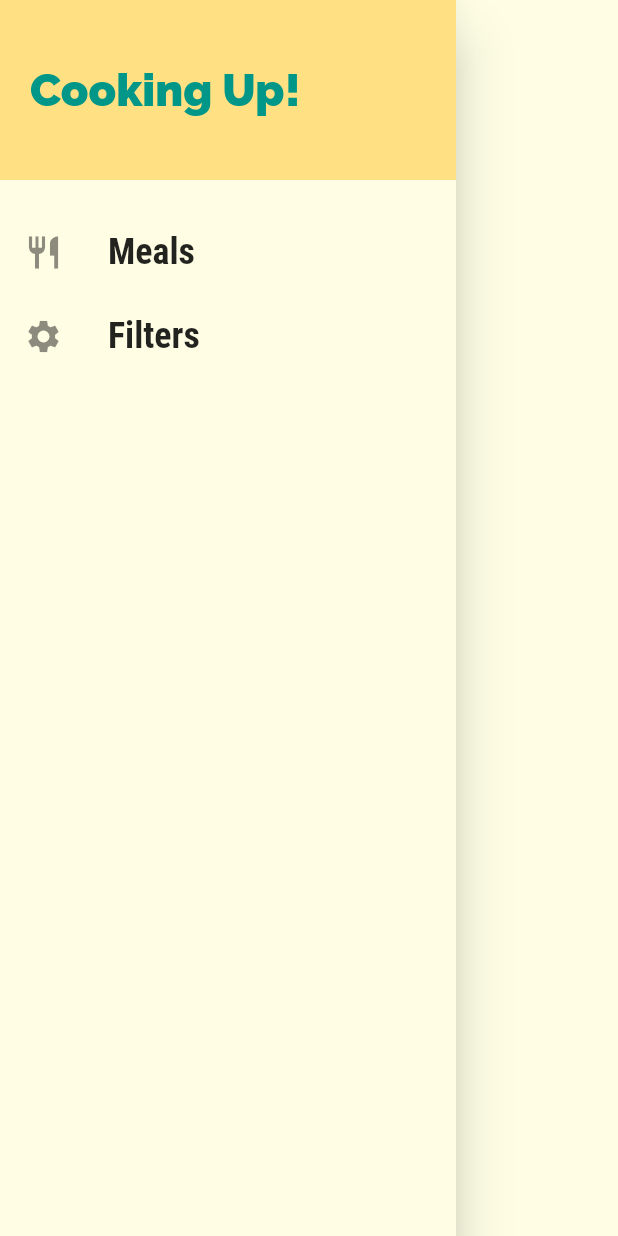
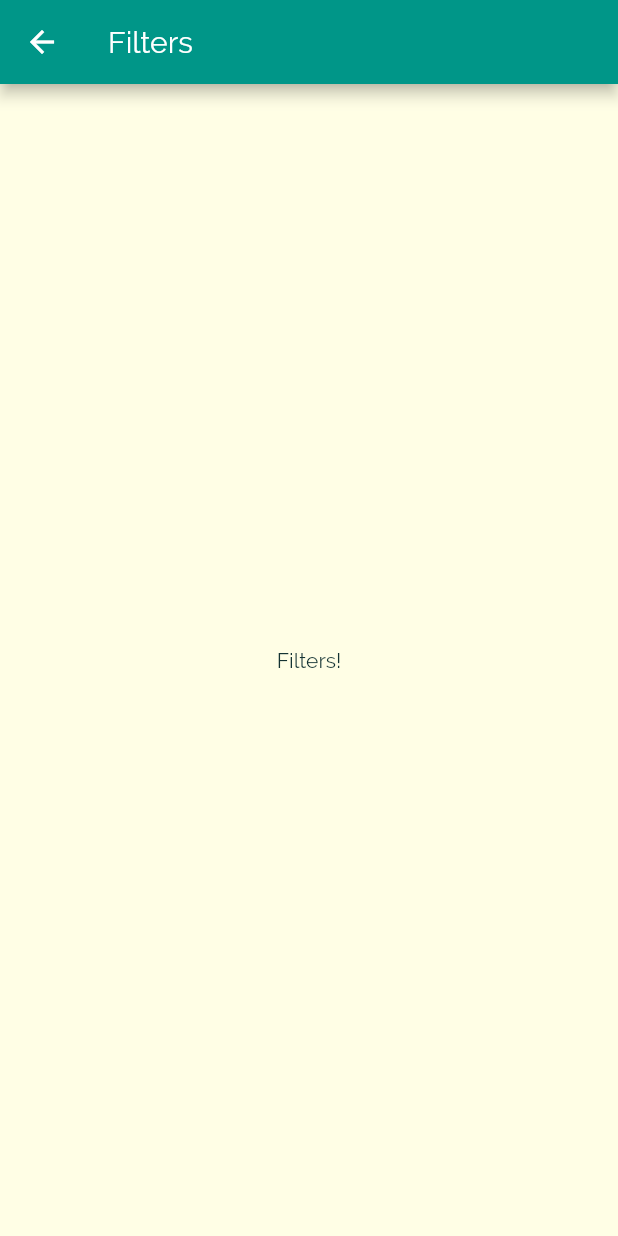
Before and after one commit to MatthieuNadeau96/Flutter_meals_app, a Flutter app: the MainDrawer widget shown alone on an empty page, opened directly, after a tap on "Filters", on a phone screen of 412 x 824 dp. Run offline on Flutter 3.47's test engine with Material 2 defaults, Android fonts, the phone set to English and light mode, and no system bars.

Commit message:
Adding Links to the Drawer

```diff
--- a/lib/main.dart
+++ b/lib/main.dart
@@ -4,6 +4,7 @@ import './screens/meal_detail_screen.dart';
 import './screens/categories_screen.dart';
 import './screens/category_meals_screen.dart';
 import './screens/tabs_screen.dart';
+import './screens/filters_screen.dart';
 
 void main() => runApp(MyApp());
 
@@ -38,6 +39,7 @@ class MyApp extends StatelessWidget {
         '/': (ctx) => TabsScreen(),
         CategoryMealsScreen.routeName: (ctx) => CategoryMealsScreen(),
         MealDetailScreen.routeName: (ctx) => MealDetailScreen(),
+        FilterScreen.routeName: (ctx) => FilterScreen(),
       },
       onGenerateRoute: (settings) {
         print(settings.arguments);
--- /dev/null
+++ b/lib/screens/filters_screen.dart
@@ -0,0 +1,15 @@
+import 'package:flutter/material.dart';
+
+class FilterScreen extends StatelessWidget {
+  static const routeName = 'filters';
+
+  @override
+  Widget build(BuildContext context) {
+    return Scaffold(
+      appBar: AppBar(title: Text('Filters')),
+      body: Center(
+        child: Text('Filters!'),
+      ),
+    );
+  }
+}
--- a/lib/widgets/main_drawer.dart
+++ b/lib/widgets/main_drawer.dart
@@ -1,7 +1,9 @@
 import 'package:flutter/material.dart';
 
+import '../screens/filters_screen.dart';
+
 class MainDrawer extends StatelessWidget {
-  Widget buildListTile(String title, IconData icon) {
+  Widget buildListTile(String title, IconData icon, Function tapHandler) {
     return ListTile(
       leading: Icon(
         icon,
@@ -15,9 +17,7 @@ class MainDrawer extends StatelessWidget {
           fontWeight: FontWeight.bold,
         ),
       ),
-      onTap: () {
-        //...
-      },
+      onTap: tapHandler,
     );
   }
 
@@ -47,10 +47,16 @@ class MainDrawer extends StatelessWidget {
           buildListTile(
             'Meals',
             Icons.restaurant,
+            () {
+              Navigator.of(context).pushNamed('/');
+            },
           ),
           buildListTile(
             'Filters',
             Icons.settings,
+            () {
+              Navigator.of(context).pushNamed(FilterScreen.routeName);
+            },
           ),
         ],
       ),
```
